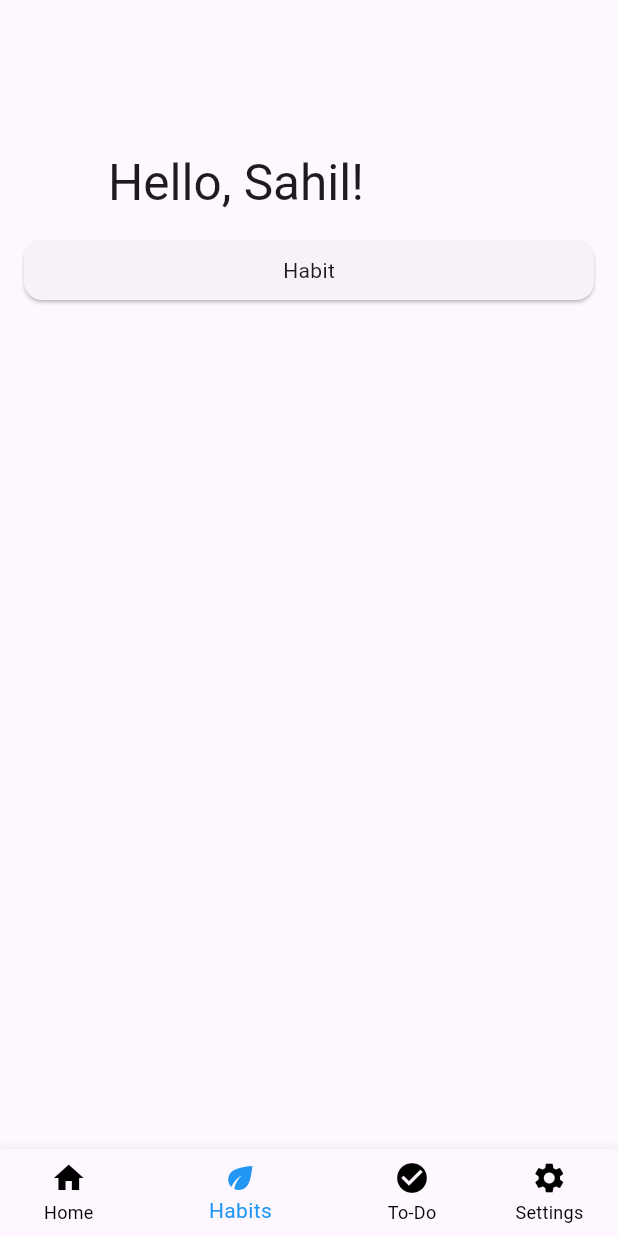
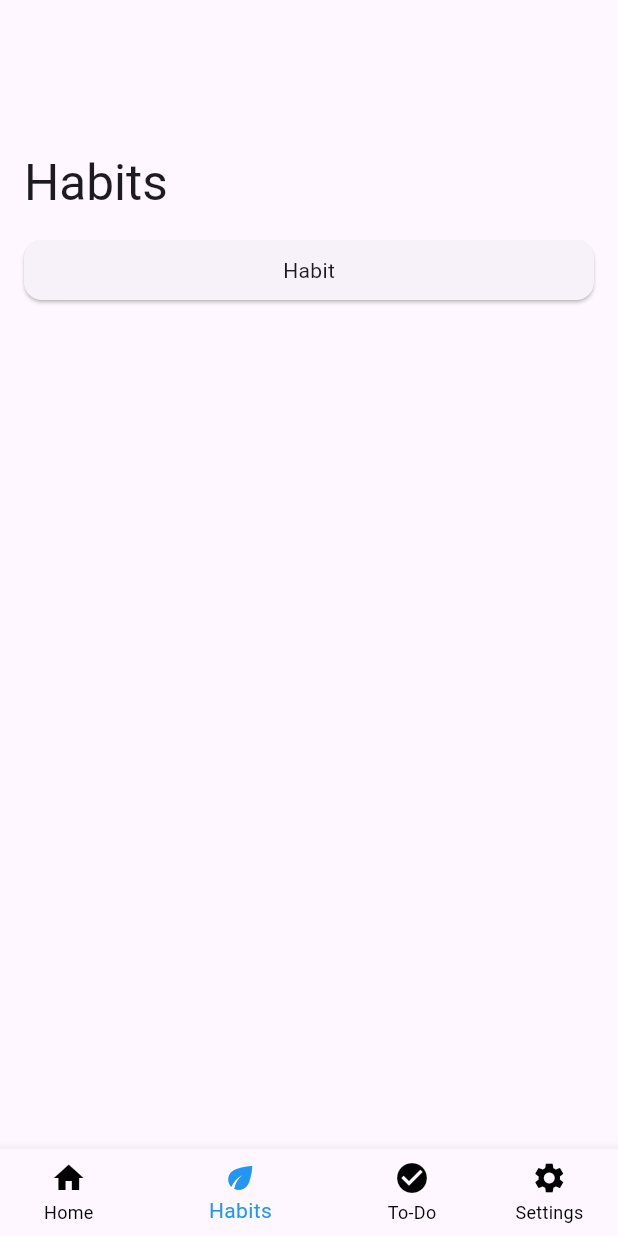
Before and after one commit to sahil-ingle/niyama, a Flutter app: the screen it shows after launch, item 2 of the bottom bar chosen, on a phone screen of 412 x 824 dp. Run offline on Flutter 3.47's test engine with Material 3 defaults, Android fonts, the light colour scheme and no system bars.

Commit message:
minor changes

```diff
--- a/lib/main.dart
+++ b/lib/main.dart
@@ -1,5 +1,5 @@
 import 'package:flutter/material.dart';
-import 'package:niyama/pages/navigation_page.dart';
+import 'package:niyama/navigation_page.dart';
 
 void main() {
   runApp(const MainApp());
--- a/lib/pages/navigation_page.dart
+++ b/lib/navigation_page.dart
@@ -21,6 +21,8 @@ class _NavigationPageState extends State<NavigationPage> {
     });
   }
 
+  List<String> titles = ["Hello, Sahil", "Habits", "To-Do", "Settings"];
+
   List<Widget> selectedPage = [
     HomePage(),
     HabitPage(),
@@ -36,8 +38,12 @@ class _NavigationPageState extends State<NavigationPage> {
           SliverAppBar(
             pinned: true,
             expandedHeight: 160,
-            flexibleSpace: FlexibleSpaceBar(title: Text("Hello, Sahil!")),
+            flexibleSpace: FlexibleSpaceBar(
+              title: Text(titles.elementAt(_selectedIndex)),
+              titlePadding: EdgeInsets.only(left: 16, bottom: 16),
+            ),
           ),
+
           SliverList.list(children: [selectedPage.elementAt(_selectedIndex)]),
         ],
       ),
```
